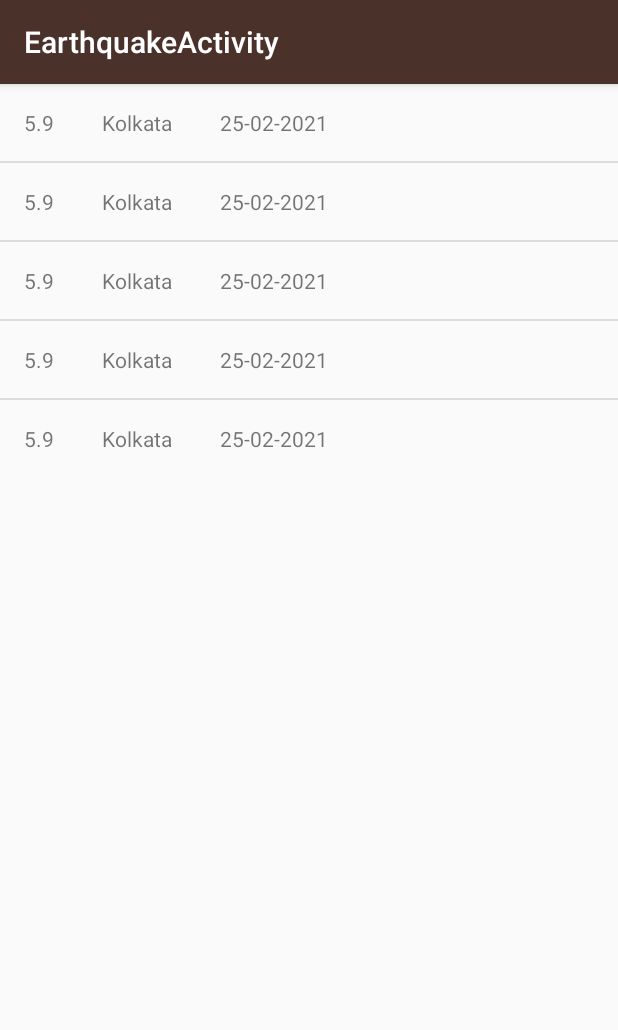
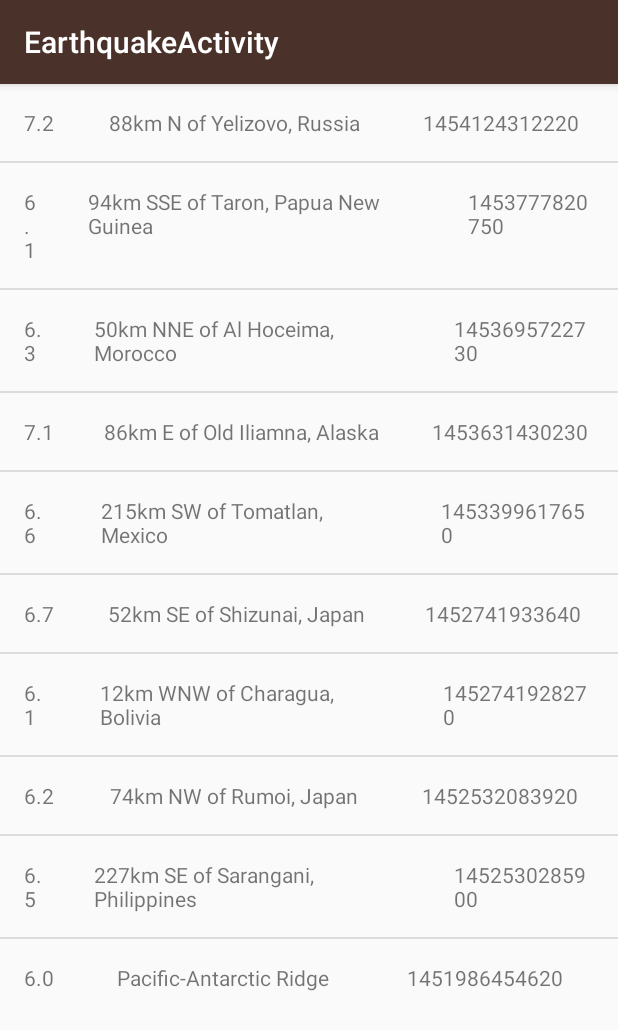
Before and after one commit to pogo420/AndroidLearning, an Android app: the screen it shows after launch (EarthquakeActivity), on a phone screen of 412 x 824 dp. Shown: the top 1030 px of the screen. Run offline under Robolectric (Android 15) with nearby library versions, the phone set to English and light mode, and no system bars.

Commit message:
json parsing

```diff
--- a/app/src/main/java/com/example/androidlearning/EarthquakeActivity.java
+++ b/app/src/main/java/com/example/androidlearning/EarthquakeActivity.java
@@ -25,13 +25,15 @@ public class EarthquakeActivity extends AppCompatActivity {
 //        earthquakes.add("Rio de Janeiro");
 //        earthquakes.add("Paris");
 
-        ArrayList<QuakeData> earthquakes = new ArrayList<>();
+//        ArrayList<QuakeData> earthquakes = new ArrayList<>();
+//
+//        earthquakes.add(new QuakeData("Kolkata", "25-02-2021", 5.90));
+//        earthquakes.add(new QuakeData("Kolkata", "25-02-2021", 5.90));
+//        earthquakes.add(new QuakeData("Kolkata", "25-02-2021", 5.90));
+//        earthquakes.add(new QuakeData("Kolkata", "25-02-2021", 5.90));
+//        earthquakes.add(new QuakeData("Kolkata", "25-02-2021", 5.90));
 
-        earthquakes.add(new QuakeData("Kolkata", "25-02-2021", (float) 5.90));
-        earthquakes.add(new QuakeData("Kolkata", "25-02-2021", (float) 5.90));
-        earthquakes.add(new QuakeData("Kolkata", "25-02-2021", (float) 5.90));
-        earthquakes.add(new QuakeData("Kolkata", "25-02-2021", (float) 5.90));
-        earthquakes.add(new QuakeData("Kolkata", "25-02-2021", (float) 5.90));
+        ArrayList<QuakeData> earthquakes = QueryUtil.extractEarthquakes();
 
         // Find a reference to the {@link ListView} in the layout
         ListView earthquakeListView = (ListView) findViewById(R.id.list);
@@ -45,6 +47,7 @@ public class EarthquakeActivity extends AppCompatActivity {
         // Set the adapter on the {@link ListView}
         // so the list can be populated in the user interface
         earthquakeListView.setAdapter(adapter);
+
     }
 
 }
--- a/app/src/main/java/com/example/androidlearning/QuakeData.java
+++ b/app/src/main/java/com/example/androidlearning/QuakeData.java
@@ -4,9 +4,9 @@ public class QuakeData {
 
     private final String city;
     private final String date;
-    private final float magnitude;
+    private final double magnitude;
 
-    public QuakeData(String city, String date, float magnitude) {
+    public QuakeData(String city, String date, double magnitude) {
         this.city = city;
         this.date = date;
         this.magnitude = magnitude;
@@ -20,7 +20,7 @@ public class QuakeData {
         return date;
     }
 
-    public float getMagnitude() {
+    public double getMagnitude() {
         return magnitude;
     }
 }
--- /dev/null
+++ b/app/src/main/java/com/example/androidlearning/QueryUtil.java
@@ -0,0 +1,54 @@
+package com.example.androidlearning;
+
+import android.util.Log;
+
+import org.json.JSONArray;
+import org.json.JSONException;
+import org.json.JSONObject;
+
+import java.util.ArrayList;
+
+public final class QueryUtil {
+
+    private static final String SAMPLE_JSON_RESPONSE = "{\"type\":\"FeatureCollection\",\"metadata\":{\"generated\":1462295443000,\"url\":\"http://earthquake.usgs.gov/fdsnws/event/1/query?format=geojson&starttime=2016-01-01&endtime=2016-01-31&minmag=6&limit=10\",\"title\":\"USGS Earthquakes\",\"status\":200,\"api\":\"1.5.2\",\"limit\":10,\"offset\":1,\"count\":10},\"features\":[{\"type\":\"Feature\",\"properties\":{\"mag\":7.2,\"place\":\"88km N of Yelizovo, Russia\",\"time\":1454124312220,\"updated\":1460674294040,\"tz\":720,\"url\":\"http://earthquake.usgs.gov/earthquakes/eventpage/us20004vvx\",\"detail\":\"http://earthquake.usgs.gov/fdsnws/event/1/query?eventid=us20004vvx&format=geojson\",\"felt\":2,\"cdi\":3.4,\"mmi\":5.82,\"alert\":\"green\",\"status\":\"reviewed\",\"tsunami\":1,\"sig\":798,\"net\":\"us\",\"code\":\"20004vvx\",\"ids\":\",at00o1qxho,pt16030050,us20004vvx,gcmt20160130032510,\",\"sources\":\",at,pt,us,gcmt,\",\"types\":\",cap,dyfi,finite-fault,general-link,general-text,geoserve,impact-link,impact-text,losspager,moment-tensor,nearby-cities,origin,phase-data,shakemap,tectonic-summary,\",\"nst\":null,\"dmin\":0.958,\"rms\":1.19,\"gap\":17,\"magType\":\"mww\",\"type\":\"earthquake\",\"title\":\"M 7.2 - 88km N of Yelizovo, Russia\"},\"geometry\":{\"type\":\"Point\",\"coordinates\":[158.5463,53.9776,177]},\"id\":\"us20004vvx\"},\n" +
+            "{\"type\":\"Feature\",\"properties\":{\"mag\":6.1,\"place\":\"94km SSE of Taron, Papua New Guinea\",\"time\":1453777820750,\"updated\":1460156775040,\"tz\":600,\"url\":\"http://earthquake.usgs.gov/earthquakes/eventpage/us20004uks\",\"detail\":\"http://earthquake.usgs.gov/fdsnws/event/1/query?eventid=us20004uks&format=geojson\",\"felt\":null,\"cdi\":null,\"mmi\":4.1,\"alert\":\"green\",\"status\":\"reviewed\",\"tsunami\":1,\"sig\":572,\"net\":\"us\",\"code\":\"20004uks\",\"ids\":\",us20004uks,gcmt20160126031023,\",\"sources\":\",us,gcmt,\",\"types\":\",cap,geoserve,losspager,moment-tensor,nearby-cities,origin,phase-data,shakemap,tectonic-summary,\",\"nst\":null,\"dmin\":1.537,\"rms\":0.74,\"gap\":25,\"magType\":\"mww\",\"type\":\"earthquake\",\"title\":\"M 6.1 - 94km SSE of Taron, Papua New Guinea\"},\"geometry\":{\"type\":\"Point\",\"coordinates\":[153.2454,-5.2952,26]},\"id\":\"us20004uks\"},\n" +
+            "{\"type\":\"Feature\",\"properties\":{\"mag\":6.3,\"place\":\"50km NNE of Al Hoceima, Morocco\",\"time\":1453695722730,\"updated\":1460156773040,\"tz\":0,\"url\":\"http://earthquake.usgs.gov/earthquakes/eventpage/us10004gy9\",\"detail\":\"http://earthquake.usgs.gov/fdsnws/event/1/query?eventid=us10004gy9&format=geojson\",\"felt\":117,\"cdi\":7.2,\"mmi\":5.28,\"alert\":\"green\",\"status\":\"reviewed\",\"tsunami\":0,\"sig\":695,\"net\":\"us\",\"code\":\"10004gy9\",\"ids\":\",us10004gy9,gcmt20160125042203,\",\"sources\":\",us,gcmt,\",\"types\":\",cap,dyfi,geoserve,impact-text,losspager,moment-tensor,nearby-cities,origin,phase-data,shakemap,tectonic-summary,\",\"nst\":null,\"dmin\":2.201,\"rms\":0.92,\"gap\":20,\"magType\":\"mww\",\"type\":\"earthquake\",\"title\":\"M 6.3 - 50km NNE of Al Hoceima, Morocco\"},\"geometry\":{\"type\":\"Point\",\"coordinates\":[-3.6818,35.6493,12]},\"id\":\"us10004gy9\"},\n" +
+            "{\"type\":\"Feature\",\"properties\":{\"mag\":7.1,\"place\":\"86km E of Old Iliamna, Alaska\",\"time\":1453631430230,\"updated\":1460156770040,\"tz\":-540,\"url\":\"http://earthquake.usgs.gov/earthquakes/eventpage/us10004gqp\",\"detail\":\"http://earthquake.usgs.gov/fdsnws/event/1/query?eventid=us10004gqp&format=geojson\",\"felt\":1816,\"cdi\":7.2,\"mmi\":6.6,\"alert\":\"green\",\"status\":\"reviewed\",\"tsunami\":1,\"sig\":1496,\"net\":\"us\",\"code\":\"10004gqp\",\"ids\":\",at00o1gd6r,us10004gqp,ak12496371,gcmt20160124103030,\",\"sources\":\",at,us,ak,gcmt,\",\"types\":\",cap,dyfi,finite-fault,general-link,general-text,geoserve,impact-link,impact-text,losspager,moment-tensor,nearby-cities,origin,phase-data,shakemap,tectonic-summary,trump-origin,\",\"nst\":null,\"dmin\":0.72,\"rms\":2.11,\"gap\":19,\"magType\":\"mww\",\"type\":\"earthquake\",\"title\":\"M 7.1 - 86km E of Old Iliamna, Alaska\"},\"geometry\":{\"type\":\"Point\",\"coordinates\":[-153.4051,59.6363,129]},\"id\":\"us10004gqp\"},\n" +
+            "{\"type\":\"Feature\",\"properties\":{\"mag\":6.6,\"place\":\"215km SW of Tomatlan, Mexico\",\"time\":1453399617650,\"updated\":1459963829040,\"tz\":-420,\"url\":\"http://earthquake.usgs.gov/earthquakes/eventpage/us10004g4l\",\"detail\":\"http://earthquake.usgs.gov/fdsnws/event/1/query?eventid=us10004g4l&format=geojson\",\"felt\":11,\"cdi\":2.7,\"mmi\":3.92,\"alert\":\"green\",\"status\":\"reviewed\",\"tsunami\":1,\"sig\":673,\"net\":\"us\",\"code\":\"10004g4l\",\"ids\":\",at00o1bebo,pt16021050,us10004g4l,gcmt20160121180659,\",\"sources\":\",at,pt,us,gcmt,\",\"types\":\",cap,dyfi,geoserve,impact-link,impact-text,losspager,moment-tensor,nearby-cities,origin,phase-data,shakemap,tectonic-summary,\",\"nst\":null,\"dmin\":2.413,\"rms\":0.98,\"gap\":74,\"magType\":\"mww\",\"type\":\"earthquake\",\"title\":\"M 6.6 - 215km SW of Tomatlan, Mexico\"},\"geometry\":{\"type\":\"Point\",\"coordinates\":[-106.9337,18.8239,10]},\"id\":\"us10004g4l\"},\n" +
+            "{\"type\":\"Feature\",\"properties\":{\"mag\":6.7,\"place\":\"52km SE of Shizunai, Japan\",\"time\":1452741933640,\"updated\":1459304879040,\"tz\":540,\"url\":\"http://earthquake.usgs.gov/earthquakes/eventpage/us10004ebx\",\"detail\":\"http://earthquake.usgs.gov/fdsnws/event/1/query?eventid=us10004ebx&format=geojson\",\"felt\":51,\"cdi\":5.8,\"mmi\":6.45,\"alert\":\"green\",\"status\":\"reviewed\",\"tsunami\":1,\"sig\":720,\"net\":\"us\",\"code\":\"10004ebx\",\"ids\":\",us10004ebx,pt16014050,at00o0xauk,gcmt20160114032534,\",\"sources\":\",us,pt,at,gcmt,\",\"types\":\",associate,cap,dyfi,geoserve,impact-link,impact-text,losspager,moment-tensor,nearby-cities,origin,phase-data,shakemap,\",\"nst\":null,\"dmin\":0.281,\"rms\":0.98,\"gap\":22,\"magType\":\"mww\",\"type\":\"earthquake\",\"title\":\"M 6.7 - 52km SE of Shizunai, Japan\"},\"geometry\":{\"type\":\"Point\",\"coordinates\":[142.781,41.9723,46]},\"id\":\"us10004ebx\"},\n" +
+            "{\"type\":\"Feature\",\"properties\":{\"mag\":6.1,\"place\":\"12km WNW of Charagua, Bolivia\",\"time\":1452741928270,\"updated\":1459304879040,\"tz\":-240,\"url\":\"http://earthquake.usgs.gov/earthquakes/eventpage/us10004ebw\",\"detail\":\"http://earthquake.usgs.gov/fdsnws/event/1/query?eventid=us10004ebw&format=geojson\",\"felt\":3,\"cdi\":2.2,\"mmi\":2.21,\"alert\":\"green\",\"status\":\"reviewed\",\"tsunami\":0,\"sig\":573,\"net\":\"us\",\"code\":\"10004ebw\",\"ids\":\",us10004ebw,gcmt20160114032528,\",\"sources\":\",us,gcmt,\",\"types\":\",cap,dyfi,geoserve,impact-text,losspager,moment-tensor,nearby-cities,origin,phase-data,shakemap,tectonic-summary,\",\"nst\":null,\"dmin\":5.492,\"rms\":1.04,\"gap\":16,\"magType\":\"mww\",\"type\":\"earthquake\",\"title\":\"M 6.1 - 12km WNW of Charagua, Bolivia\"},\"geometry\":{\"type\":\"Point\",\"coordinates\":[-63.3288,-19.7597,582.56]},\"id\":\"us10004ebw\"},\n" +
+            "{\"type\":\"Feature\",\"properties\":{\"mag\":6.2,\"place\":\"74km NW of Rumoi, Japan\",\"time\":1452532083920,\"updated\":1459304875040,\"tz\":540,\"url\":\"http://earthquake.usgs.gov/earthquakes/eventpage/us10004djn\",\"detail\":\"http://earthquake.usgs.gov/fdsnws/event/1/query?eventid=us10004djn&format=geojson\",\"felt\":8,\"cdi\":3.4,\"mmi\":3.74,\"alert\":\"green\",\"status\":\"reviewed\",\"tsunami\":0,\"sig\":594,\"net\":\"us\",\"code\":\"10004djn\",\"ids\":\",us10004djn,gcmt20160111170803,\",\"sources\":\",us,gcmt,\",\"types\":\",cap,dyfi,geoserve,impact-text,losspager,moment-tensor,nearby-cities,origin,phase-data,shakemap,tectonic-summary,\",\"nst\":null,\"dmin\":1.139,\"rms\":0.96,\"gap\":33,\"magType\":\"mww\",\"type\":\"earthquake\",\"title\":\"M 6.2 - 74km NW of Rumoi, Japan\"},\"geometry\":{\"type\":\"Point\",\"coordinates\":[141.0867,44.4761,238.81]},\"id\":\"us10004djn\"},\n" +
+            "{\"type\":\"Feature\",\"properties\":{\"mag\":6.5,\"place\":\"227km SE of Sarangani, Philippines\",\"time\":1452530285900,\"updated\":1459304874040,\"tz\":480,\"url\":\"http://earthquake.usgs.gov/earthquakes/eventpage/us10004dj5\",\"detail\":\"http://earthquake.usgs.gov/fdsnws/event/1/query?eventid=us10004dj5&format=geojson\",\"felt\":1,\"cdi\":2.7,\"mmi\":7.5,\"alert\":\"green\",\"status\":\"reviewed\",\"tsunami\":1,\"sig\":650,\"net\":\"us\",\"code\":\"10004dj5\",\"ids\":\",at00o0srjp,pt16011050,us10004dj5,gcmt20160111163807,\",\"sources\":\",at,pt,us,gcmt,\",\"types\":\",cap,dyfi,geoserve,impact-link,impact-text,losspager,moment-tensor,nearby-cities,origin,phase-data,shakemap,tectonic-summary,\",\"nst\":null,\"dmin\":3.144,\"rms\":0.72,\"gap\":22,\"magType\":\"mww\",\"type\":\"earthquake\",\"title\":\"M 6.5 - 227km SE of Sarangani, Philippines\"},\"geometry\":{\"type\":\"Point\",\"coordinates\":[126.8621,3.8965,13]},\"id\":\"us10004dj5\"},\n" +
+            "{\"type\":\"Feature\",\"properties\":{\"mag\":6,\"place\":\"Pacific-Antarctic Ridge\",\"time\":1451986454620,\"updated\":1459202978040,\"tz\":-540,\"url\":\"http://earthquake.usgs.gov/earthquakes/eventpage/us10004bgk\",\"detail\":\"http://earthquake.usgs.gov/fdsnws/event/1/query?eventid=us10004bgk&format=geojson\",\"felt\":0,\"cdi\":1,\"mmi\":0,\"alert\":\"green\",\"status\":\"reviewed\",\"tsunami\":0,\"sig\":554,\"net\":\"us\",\"code\":\"10004bgk\",\"ids\":\",us10004bgk,gcmt20160105093415,\",\"sources\":\",us,gcmt,\",\"types\":\",cap,dyfi,geoserve,losspager,moment-tensor,nearby-cities,origin,phase-data,shakemap,\",\"nst\":null,\"dmin\":30.75,\"rms\":0.67,\"gap\":71,\"magType\":\"mww\",\"type\":\"earthquake\",\"title\":\"M 6.0 - Pacific-Antarctic Ridge\"},\"geometry\":{\"type\":\"Point\",\"coordinates\":[-136.2603,-54.2906,10]},\"id\":\"us10004bgk\"}],\"bbox\":[-153.4051,-54.2906,10,158.5463,59.6363,582.56]}";
+
+
+    private QueryUtil(){
+        ;
+    }
+
+    public static ArrayList<QuakeData> extractEarthquakes(){
+
+        ArrayList<QuakeData> earthquake = new ArrayList<QuakeData>();
+
+        try {
+            JSONObject eqJson = new JSONObject(SAMPLE_JSON_RESPONSE);
+            JSONArray eqValuesArray = eqJson.getJSONArray("features");
+            for (int i = 0 ; i < eqValuesArray.length(); i++){
+//                System.out.println(eqValuesArray.getJSONObject(i).getJSONObject("properties").toString());
+                JSONObject tempJsonObject = eqValuesArray.getJSONObject(i).getJSONObject("properties");
+
+                earthquake.add(new QuakeData(
+                        tempJsonObject.getString("place"),
+                        tempJsonObject.getString("time"),
+                        tempJsonObject.getDouble("mag")));
+
+            }
+        }
+        catch (JSONException e){
+            Log.e("","",e);
+        }
+        return earthquake;
+    }
+
+
+}
--- a/app/src/main/res/layout/earthquake_row.xml
+++ b/app/src/main/res/layout/earthquake_row.xml
@@ -8,13 +8,15 @@
         android:id="@+id/magnitude"
         android:layout_width="wrap_content"
         android:layout_height="wrap_content"
-        android:padding="16dp"/>
+        android:padding="16dp"
+        android:layout_weight="1"/>
 
     <TextView
         android:id="@+id/city"
         android:layout_width="wrap_content"
         android:layout_height="wrap_content"
         android:padding="16dp"
+        android:layout_weight="2"
         />
 
     <TextView
@@ -22,6 +24,7 @@
         android:layout_width="wrap_content"
         android:layout_height="wrap_content"
         android:padding="16dp"
+        android:layout_weight="2"
         />
 
 </LinearLayout>
```
